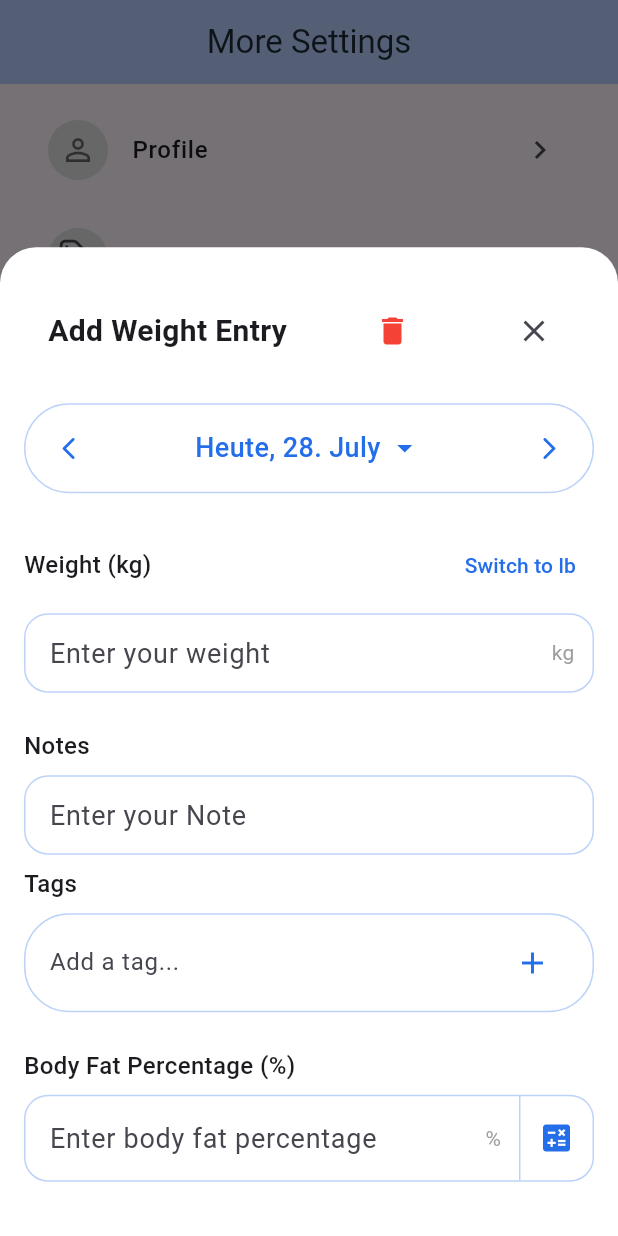
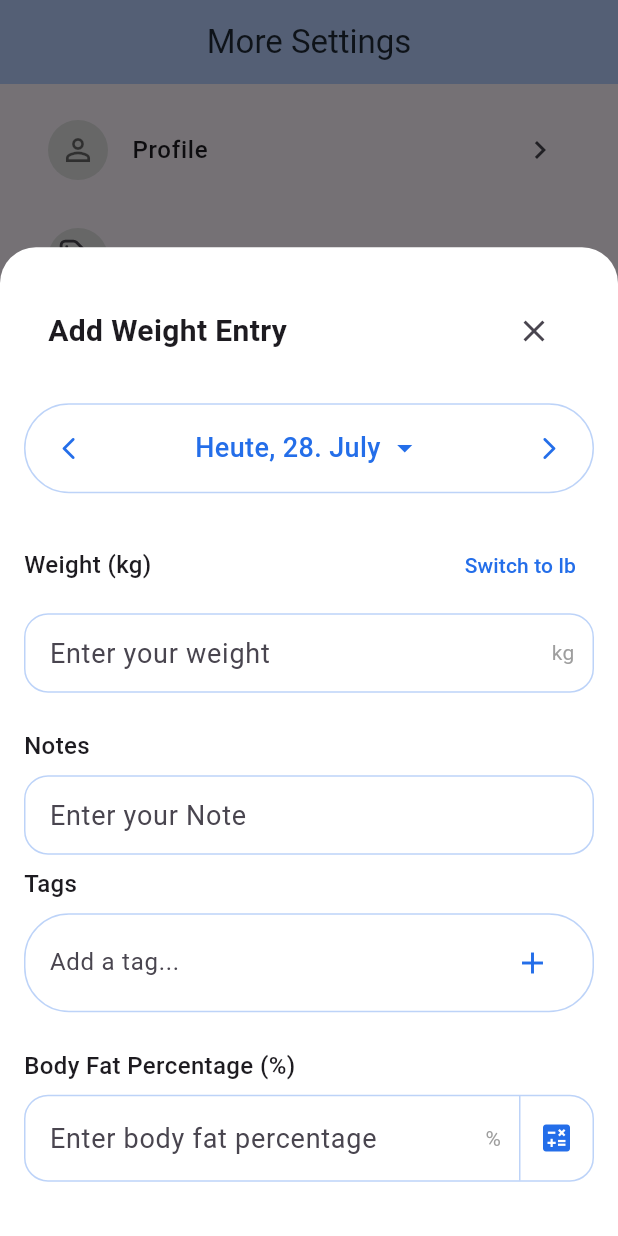
Before and after one commit to Barryrn/weighttracker, a Flutter app: the MorePage screen opened directly, item 3 of the bottom bar chosen, after a tap on "Tags", on a phone screen of 412 x 824 dp. Run offline on Flutter 3.47's test engine with Material 3 defaults, Android fonts, the phone set to English and light mode, and no system bars; our stand-ins replace fl_chart, flutter_riverpod, google_fonts, heroicons, image_picker, permission_handler and 2 more; accounts and stored records are empty.

Commit message:
Deletion Done

```diff
--- a/lib/Model/database_helper.dart
+++ b/lib/Model/database_helper.dart
@@ -411,6 +411,38 @@ class DatabaseHelper {
     }
   }
 
+  /// Find an entry ID by date
+  /// @param date The date to search for
+  /// @return Future<int?> The ID of the entry for the given date, or null if not found
+  Future<int?> findEntryIdByDate(DateTime date) async {
+    try {
+      Database db = await database;
+
+      // Normalize the date to start of day
+      final normalizedDate = DateTime(date.year, date.month, date.day);
+      final dateMillis = normalizedDate.millisecondsSinceEpoch;
+
+      final List<Map<String, dynamic>> result = await db.query(
+        tableBodyEntries,
+        columns: [columnId],
+        where: '$columnDate >= ? AND $columnDate < ?',
+        whereArgs: [
+          dateMillis,
+          dateMillis + 86400000, // Add 24 hours in milliseconds
+        ],
+      );
+
+      if (result.isEmpty) {
+        return null;
+      }
+
+      return result.first[columnId];
+    } catch (e) {
+      print('Error finding entry ID by date: $e');
+      throw e; // Re-throw to allow handling by caller
+    }
+  }
+
   /// Get and print the database file path
   /// @return Future<String> The path to the database file
   Future<String> getDatabasePath() async {
--- a/lib/View/body_entry_sheet_view.dart
+++ b/lib/View/body_entry_sheet_view.dart
@@ -5,6 +5,7 @@ import 'package:weigthtracker/Widget/body_entry/image_entry_widget.dart';
 import 'package:weigthtracker/Widget/body_entry/note_entry_widget.dart';
 import 'package:weigthtracker/Widget/body_entry/save_button_entry_widget.dart';
 import 'package:weigthtracker/Widget/body_entry/tag_entry_widget.dart';
+import 'package:weigthtracker/Widget/body_entry/delete_button_entry_widget.dart';
 import '../Widget/body_entry/date_time_entry_widget.dart';
 import '../Widget/body_entry/weight_entry_widget.dart';
 
@@ -43,10 +44,7 @@ class BodyEntrySheet {
                                 fontWeight: FontWeight.bold,
                               ),
                             ),
-                            IconButton(
-                              icon: const Icon(Icons.delete, color: Colors.red),
-                              onPressed: () => Navigator.pop(context),
-                            ),
+
                             IconButton(
                               icon: const Icon(Icons.close),
                               onPressed: () => Navigator.pop(context),
@@ -81,6 +79,8 @@ class BodyEntrySheet {
                                   ImageEntry(),
                                   SizedBox(height: 16),
                                   SaveButtonEntryWidget(),
+                                  SizedBox(height: 8),
+                                  DeleteButtonEntryWidget(),
                                 ],
                               ),
                             ),
--- /dev/null
+++ b/lib/ViewModel/delete_entry_view_model.dart
@@ -0,0 +1,57 @@
+import 'package:flutter_riverpod/flutter_riverpod.dart';
+import '../model/database_helper.dart';
+import '../provider/database_change_provider.dart';
+
+/// Provider for the DeleteEntryViewModel
+final deleteEntryViewModelProvider = Provider((ref) {
+  return DeleteEntryViewModel(ref);
+});
+
+/// ViewModel for handling the deletion of body entries
+/// This follows the MVVM pattern by separating the business logic from the UI
+class DeleteEntryViewModel {
+  final ProviderRef _ref;
+  final DatabaseHelper _dbHelper = DatabaseHelper();
+
+  DeleteEntryViewModel(this._ref);
+
+  /// Deletes a body entry for the given date
+  /// @param date The date of the entry to delete
+  /// @return Future<bool> Whether the deletion was successful
+  Future<bool> deleteEntryForDate(DateTime date) async {
+    try {
+      // Find the entry ID for the given date
+      final entryId = await _dbHelper.findEntryIdByDate(date);
+
+      // If no entry exists for this date, return false
+      if (entryId == null) {
+        return false;
+      }
+
+      // Delete the entry
+      final rowsAffected = await _dbHelper.deleteBodyEntry(entryId);
+
+      // Notify that the database has changed
+      _ref.read(databaseChangeProvider.notifier).notifyDatabaseChanged();
+
+      // Return true if at least one row was affected
+      return rowsAffected > 0;
+    } catch (e) {
+      print('Error deleting entry: $e');
+      return false;
+    }
+  }
+
+  /// Checks if an entry exists for the given date
+  /// @param date The date to check
+  /// @return Future<bool> Whether an entry exists for the given date
+  Future<bool> hasEntryForDate(DateTime date) async {
+    try {
+      final entryId = await _dbHelper.findEntryIdByDate(date);
+      return entryId != null;
+    } catch (e) {
+      print('Error checking if entry exists: $e');
+      return false;
+    }
+  }
+}
--- /dev/null
+++ b/lib/Widget/body_entry/delete_button_entry_widget.dart
@@ -0,0 +1,112 @@
+import 'package:flutter/material.dart';
+import 'package:flutter_riverpod/flutter_riverpod.dart';
+import 'package:weigthtracker/ViewModel/delete_entry_view_model.dart';
+import 'package:weigthtracker/ViewModel/entry_form_provider.dart';
+
+/// A widget that provides a delete button for body entry data.
+///
+/// This widget follows the MVVM pattern by using the deleteEntryViewModelProvider
+/// to handle the deletion logic and the bodyEntryProvider to access the current date.
+class DeleteButtonEntryWidget extends ConsumerWidget {
+  const DeleteButtonEntryWidget({super.key});
+
+  @override
+  Widget build(BuildContext context, WidgetRef ref) {
+    final bodyEntry = ref.watch(bodyEntryProvider);
+    final deleteViewModel = ref.watch(deleteEntryViewModelProvider);
+
+    // Check if an entry exists for the current date
+    return FutureBuilder<bool>(
+      future: deleteViewModel.hasEntryForDate(bodyEntry.date),
+      builder: (context, snapshot) {
+        // If we're still loading or no entry exists, don't show the button
+        if (!snapshot.hasData || snapshot.data == false) {
+          return const SizedBox.shrink(); // Empty widget
+        }
+
+        // If an entry exists, show the delete button
+        return SizedBox(
+          width: double.infinity, // Makes the button full-width
+          child: ElevatedButton(
+            onPressed: () async {
+              // Show confirmation dialog
+              final shouldDelete = await _showDeleteConfirmationDialog(context);
+
+              if (shouldDelete && context.mounted) {
+                try {
+                  // Delete the entry
+                  final success = await deleteViewModel.deleteEntryForDate(bodyEntry.date);
+
+                  if (context.mounted) {
+                    if (success) {
+                      // Show success message
+                      ScaffoldMessenger.of(context).showSnackBar(
+                        const SnackBar(content: Text('Entry deleted successfully')),
+                      );
+
+                      // Close the bottom sheet
+                      Navigator.pop(context);
+                    } else {
+                      // Show error message
+                      ScaffoldMessenger.of(context).showSnackBar(
+                        const SnackBar(content: Text('Failed to delete entry')),
+                      );
+                    }
+                  }
+                } catch (e) {
+                  // Show error message
+                  if (context.mounted) {
+                    ScaffoldMessenger.of(context).showSnackBar(
+                      SnackBar(content: Text('Error deleting entry: ${e.toString()}')),
+                    );
+                  }
+                }
+              }
+            },
+            style: ElevatedButton.styleFrom(
+              backgroundColor: Colors.red, // Red background for delete button
+              padding: const EdgeInsets.symmetric(vertical: 16),
+              shape: RoundedRectangleBorder(
+                borderRadius: BorderRadius.circular(16),
+              ),
+            ),
+            child: const Text(
+              'Delete',
+              style: TextStyle(
+                color: Colors.white,
+                fontSize: 20,
+                fontWeight: FontWeight.bold,
+              ),
+            ),
+          ),
+        );
+      },
+    );
+  }
+
+  /// Shows a confirmation dialog asking the user if they want to delete the entry
+  /// @param context The build context
+  /// @return Future<bool> Whether the user confirmed the deletion
+  Future<bool> _showDeleteConfirmationDialog(BuildContext context) async {
+    return await showDialog<bool>(
+      context: context,
+      builder: (BuildContext context) {
+        return AlertDialog(
+          title: const Text('Delete Entry'),
+          content: const Text('Are you sure you want to delete this entry? This action cannot be undone.'),
+          actions: [
+            TextButton(
+              onPressed: () => Navigator.of(context).pop(false),
+              child: const Text('Cancel'),
+            ),
+            TextButton(
+              onPressed: () => Navigator.of(context).pop(true),
+              style: TextButton.styleFrom(foregroundColor: Colors.red),
+              child: const Text('Delete'),
+            ),
+          ],
+        );
+      },
+    ) ?? false; // Default to false if dialog is dismissed
+  }
+}
```
